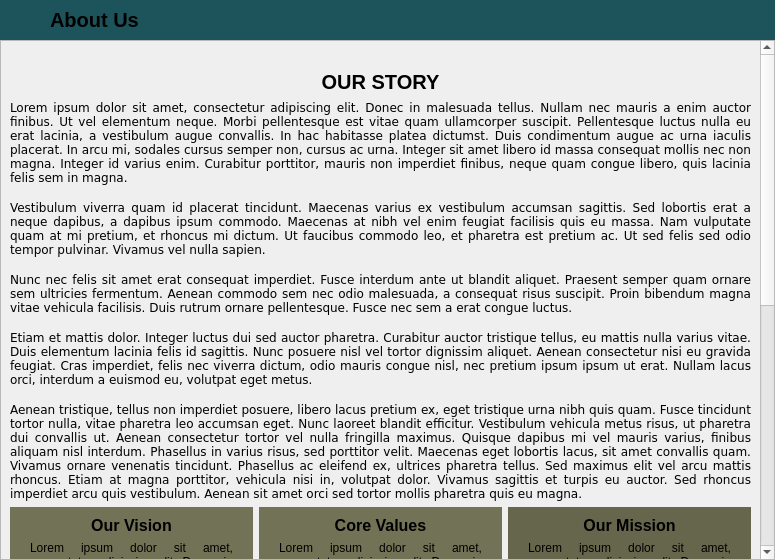
Above: informationwindowaboutus.ui from PeteCastle/SoftwareDesignCaseStudy before the change. Below: the same form after it.
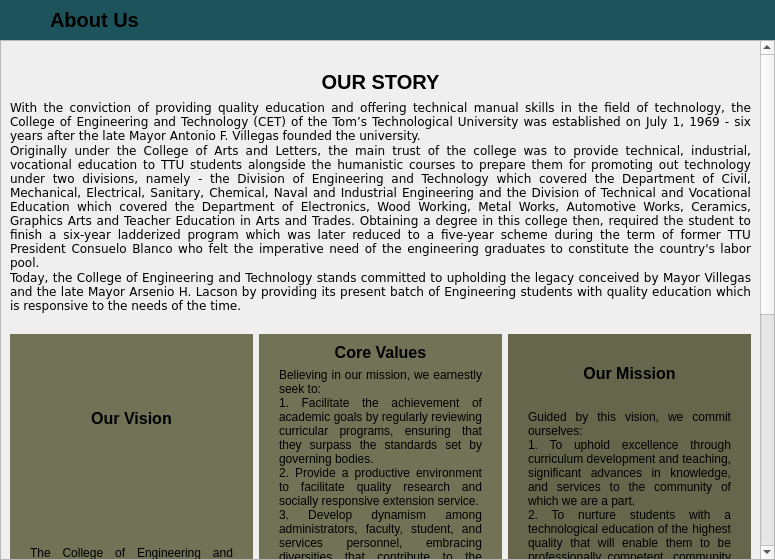
That is the form after the change.

```diff
--- a/informationwindowaboutus.ui
+++ b/informationwindowaboutus.ui
@@ -104,15 +104,10 @@
              </font>
             </property>
             <property name="text">
-             <string>Lorem ipsum dolor sit amet, consectetur adipiscing elit. Donec in malesuada tellus. Nullam nec mauris a enim auctor finibus. Ut vel elementum neque. Morbi pellentesque est vitae quam ullamcorper suscipit. Pellentesque luctus nulla eu erat lacinia, a vestibulum augue convallis. In hac habitasse platea dictumst. Duis condimentum augue ac urna iaculis placerat. In arcu mi, sodales cursus semper non, cursus ac urna. Integer sit amet libero id massa consequat mollis nec non magna. Integer id varius enim. Curabitur porttitor, mauris non imperdiet finibus, neque quam congue libero, quis lacinia felis sem in magna.
-
-Vestibulum viverra quam id placerat tincidunt. Maecenas varius ex vestibulum accumsan sagittis. Sed lobortis erat a neque dapibus, a dapibus ipsum commodo. Maecenas at nibh vel enim feugiat facilisis quis eu massa. Nam vulputate quam at mi pretium, et rhoncus mi dictum. Ut faucibus commodo leo, et pharetra est pretium ac. Ut sed felis sed odio tempor pulvinar. Vivamus vel nulla sapien.
-
-Nunc nec felis sit amet erat consequat imperdiet. Fusce interdum ante ut blandit aliquet. Praesent semper quam ornare sem ultricies fermentum. Aenean commodo sem nec odio malesuada, a consequat risus suscipit. Proin bibendum magna vitae vehicula facilisis. Duis rutrum ornare pellentesque. Fusce nec sem a erat congue luctus.
-
-Etiam et mattis dolor. Integer luctus dui sed auctor pharetra. Curabitur auctor tristique tellus, eu mattis nulla varius vitae. Duis elementum lacinia felis id sagittis. Nunc posuere nisl vel tortor dignissim aliquet. Aenean consectetur nisi eu gravida feugiat. Cras imperdiet, felis nec viverra dictum, odio mauris congue nisl, nec pretium ipsum ipsum ut erat. Nullam lacus orci, interdum a euismod eu, volutpat eget metus.
-
-Aenean tristique, tellus non imperdiet posuere, libero lacus pretium ex, eget tristique urna nibh quis quam. Fusce tincidunt tortor nulla, vitae pharetra leo accumsan eget. Nunc laoreet blandit efficitur. Vestibulum vehicula metus risus, ut pharetra dui convallis ut. Aenean consectetur tortor vel nulla fringilla maximus. Quisque dapibus mi vel mauris varius, finibus aliquam nisl interdum. Phasellus in varius risus, sed porttitor velit. Maecenas eget lobortis lacus, sit amet convallis quam. Vivamus ornare venenatis tincidunt. Phasellus ac eleifend ex, ultrices pharetra tellus. Sed maximus elit vel arcu mattis rhoncus. Etiam at magna porttitor, vehicula nisi in, volutpat dolor. Vivamus sagittis et turpis eu auctor. Sed rhoncus imperdiet arcu quis vestibulum. Aenean sit amet orci sed tortor mollis pharetra quis eu magna.</string>
+             <string>With the conviction of providing quality education and offering technical manual skills in the field of technology, the College of Engineering and Technology (CET) of the Tom’s Technological University was established on July 1, 1969 - six years after the late Mayor Antonio F. Villegas founded the university.
+Originally under the College of Arts and Letters, the main trust of the college was to provide technical, industrial, vocational education to TTU students alongside the humanistic courses to prepare them for promoting out technology under two divisions, namely - the Division of Engineering and Technology which covered the Department of Civil, Mechanical, Electrical, Sanitary, Chemical, Naval and Industrial Engineering and the Division of Technical and Vocational Education which covered the Department of Electronics, Wood Working, Metal Works, Automotive Works, Ceramics, Graphics Arts and Teacher Education in Arts and Trades. Obtaining a degree in this college then, required the student to finish a six-year ladderized program which was later reduced to a five-year scheme during the term of former TTU President Consuelo Blanco who felt the imperative need of the engineering graduates to constitute the country's labor pool.
+Today, the College of Engineering and Technology stands committed to upholding the legacy conceived by Mayor Villegas and the late Mayor Arsenio H. Lacson by providing its present batch of Engineering students with quality education which is responsive to the needs of the time.
+</string>
             </property>
             <property name="alignment">
              <set>Qt::AlignJustify|Qt::AlignVCenter</set>
@@ -175,7 +170,7 @@
              <item>
               <widget class="QLabel" name="label_7">
                <property name="text">
-                <string>Lorem ipsum dolor sit amet, consectetur adipiscing elit. Donec in malesuada tellus. Nullam nec mauris a enim auctor finibus. Ut vel elementum neque. Morbi pellentesque est vitae quam ullamcorper suscipit. Pellentesque luctus nulla eu erat lacinia, a vestibulum augue convallis. In hac habitasse platea dictumst</string>
+                <string>The College of Engineering and Technology will be the premier college in technological education, research, and extension services.</string>
                </property>
                <property name="alignment">
                 <set>Qt::AlignJustify|Qt::AlignVCenter</set>
@@ -377,7 +372,11 @@
              <item>
               <widget class="QLabel" name="label_9">
                <property name="text">
-                <string>Lorem ipsum dolor sit amet, consectetur adipiscing elit. Donec in malesuada tellus. Nullam nec mauris a enim auctor finibus. Ut vel elementum neque. Morbi pellentesque est vitae quam ullamcorper suscipit. Pellentesque luctus nulla eu erat lacinia, a vestibulum augue convallis. In hac habitasse platea dictumst</string>
+                <string>Guided by this vision, we commit ourselves:
+1. To uphold excellence through curriculum development and teaching, significant advances in knowledge, and services to the community of which we are a part.
+2. To nurture students with a technological education of the highest quality that will enable them to be professionally competent, community directed, and God centered individuals; and
+3. To develop faculty members and staff to be excellent examples in leadership and management.
+</string>
                </property>
                <property name="alignment">
                 <set>Qt::AlignJustify|Qt::AlignVCenter</set>
@@ -453,7 +452,12 @@
              <item>
               <widget class="QLabel" name="label_8">
                <property name="text">
-                <string>Lorem ipsum dolor sit amet, consectetur adipiscing elit. Donec in malesuada tellus. Nullam nec mauris a enim auctor finibus. Ut vel elementum neque. Morbi pellentesque est vitae quam ullamcorper suscipit. Pellentesque luctus nulla eu erat lacinia, a vestibulum augue convallis. In hac habitasse platea dictumst</string>
+                <string>Believing in our mission, we earnestly seek to:
+1. Facilitate the achievement of academic goals by regularly reviewing curricular programs, ensuring that they surpass the standards set by governing bodies.
+2. Provide a productive environment to facilitate quality research and socially responsive extension service.
+3. Develop dynamism among administrators, faculty, student, and services personnel, embracing diversities that contribute to the growth of the college.
+4. Strengthen our ties with our alumni and industry partners, helping us establish a distinct place in the industry.
+</string>
                </property>
                <property name="alignment">
                 <set>Qt::AlignJustify|Qt::AlignVCenter</set>
```
